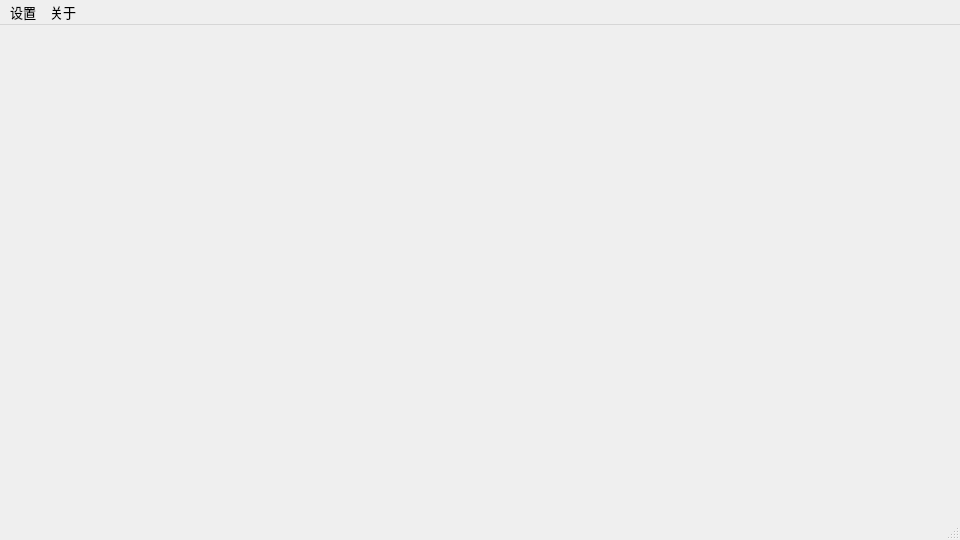
The window that Qt/mwin.ui (taseikyo/bili-box) describes before a commit, drawn with Qt 5.
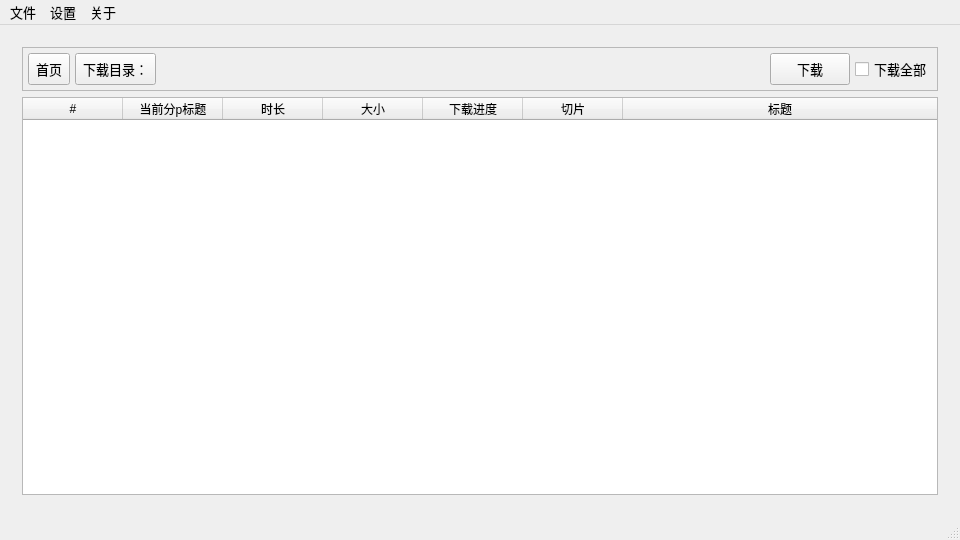
The same window after the commit. The open tabs and pages were chosen to show the change. Icons and pictures are not drawn.

```diff
--- a/Qt/mwin.ui
+++ b/Qt/mwin.ui
@@ -45,7 +45,7 @@
    <property name="styleSheet">
     <string notr="true"/>
    </property>
-   <layout class="QVBoxLayout" name="verticalLayout">
+   <layout class="QHBoxLayout" name="horizontalLayout">
     <item>
      <widget class="QStackedWidget" name="stackedWidget">
       <property name="currentIndex">
@@ -205,7 +205,169 @@
         </item>
        </layout>
       </widget>
-      <widget class="QWidget" name="vpage"/>
+      <widget class="QWidget" name="vpage">
+       <layout class="QVBoxLayout" name="verticalLayout_3">
+        <item>
+         <widget class="QFrame" name="frame">
+          <property name="frameShape">
+           <enum>QFrame::StyledPanel</enum>
+          </property>
+          <property name="frameShadow">
+           <enum>QFrame::Raised</enum>
+          </property>
+          <layout class="QHBoxLayout" name="horizontalLayout_3">
+           <property name="spacing">
+            <number>5</number>
+           </property>
+           <property name="leftMargin">
+            <number>5</number>
+           </property>
+           <property name="topMargin">
+            <number>5</number>
+           </property>
+           <property name="rightMargin">
+            <number>5</number>
+           </property>
+           <property name="bottomMargin">
+            <number>5</number>
+           </property>
+           <item>
+            <widget class="QToolButton" name="v2homeBtn">
+             <property name="minimumSize">
+              <size>
+               <width>0</width>
+               <height>32</height>
+              </size>
+             </property>
+             <property name="cursor">
+              <cursorShape>PointingHandCursor</cursorShape>
+             </property>
+             <property name="toolTip">
+              <string>回首页</string>
+             </property>
+             <property name="text">
+              <string>首页</string>
+             </property>
+             <property name="icon">
+              <iconset resource="res.qrc">
+               <normaloff>:/images/home.png</normaloff>:/images/home.png</iconset>
+             </property>
+             <property name="toolButtonStyle">
+              <enum>Qt::ToolButtonTextBesideIcon</enum>
+             </property>
+            </widget>
+           </item>
+           <item>
+            <widget class="QToolButton" name="dlPathBtn">
+             <property name="minimumSize">
+              <size>
+               <width>0</width>
+               <height>32</height>
+              </size>
+             </property>
+             <property name="cursor">
+              <cursorShape>PointingHandCursor</cursorShape>
+             </property>
+             <property name="text">
+              <string>下载目录：</string>
+             </property>
+            </widget>
+           </item>
+           <item>
+            <spacer name="hspacer3">
+             <property name="orientation">
+              <enum>Qt::Horizontal</enum>
+             </property>
+             <property name="sizeHint" stdset="0">
+              <size>
+               <width>739</width>
+               <height>20</height>
+              </size>
+             </property>
+            </spacer>
+           </item>
+           <item>
+            <widget class="QToolButton" name="vdownloadBtn">
+             <property name="minimumSize">
+              <size>
+               <width>80</width>
+               <height>32</height>
+              </size>
+             </property>
+             <property name="cursor">
+              <cursorShape>PointingHandCursor</cursorShape>
+             </property>
+             <property name="toolTip">
+              <string>下载选中行的视频</string>
+             </property>
+             <property name="text">
+              <string>下载</string>
+             </property>
+            </widget>
+           </item>
+           <item>
+            <widget class="QCheckBox" name="dlAllBox">
+             <property name="toolTip">
+              <string>下载全部视频</string>
+             </property>
+             <property name="text">
+              <string>下载全部</string>
+             </property>
+            </widget>
+           </item>
+          </layout>
+         </widget>
+        </item>
+        <item>
+         <widget class="QTableWidget" name="vtable">
+          <property name="selectionBehavior">
+           <enum>QAbstractItemView::SelectRows</enum>
+          </property>
+          <attribute name="horizontalHeaderStretchLastSection">
+           <bool>true</bool>
+          </attribute>
+          <attribute name="verticalHeaderVisible">
+           <bool>false</bool>
+          </attribute>
+          <column>
+           <property name="text">
+            <string>#</string>
+           </property>
+          </column>
+          <column>
+           <property name="text">
+            <string>当前分p标题</string>
+           </property>
+          </column>
+          <column>
+           <property name="text">
+            <string>时长</string>
+           </property>
+          </column>
+          <column>
+           <property name="text">
+            <string>大小</string>
+           </property>
+          </column>
+          <column>
+           <property name="text">
+            <string>下载进度</string>
+           </property>
+          </column>
+          <column>
+           <property name="text">
+            <string>切片</string>
+           </property>
+          </column>
+          <column>
+           <property name="text">
+            <string>标题</string>
+           </property>
+          </column>
+         </widget>
+        </item>
+       </layout>
+      </widget>
       <widget class="QWidget" name="ppage"/>
      </widget>
     </item>
@@ -235,6 +397,15 @@
     <addaction name="authorAction"/>
     <addaction name="appAction"/>
    </widget>
+   <widget class="QMenu" name="menu">
+    <property name="title">
+     <string>文件</string>
+    </property>
+    <addaction name="vPageAction"/>
+    <addaction name="pPageAction"/>
+    <addaction name="exitAction"/>
+   </widget>
+   <addaction name="menu"/>
    <addaction name="Setting"/>
    <addaction name="About"/>
   </widget>
```
Left out of the diff: 58 changed lines with no effect on the pictures.
